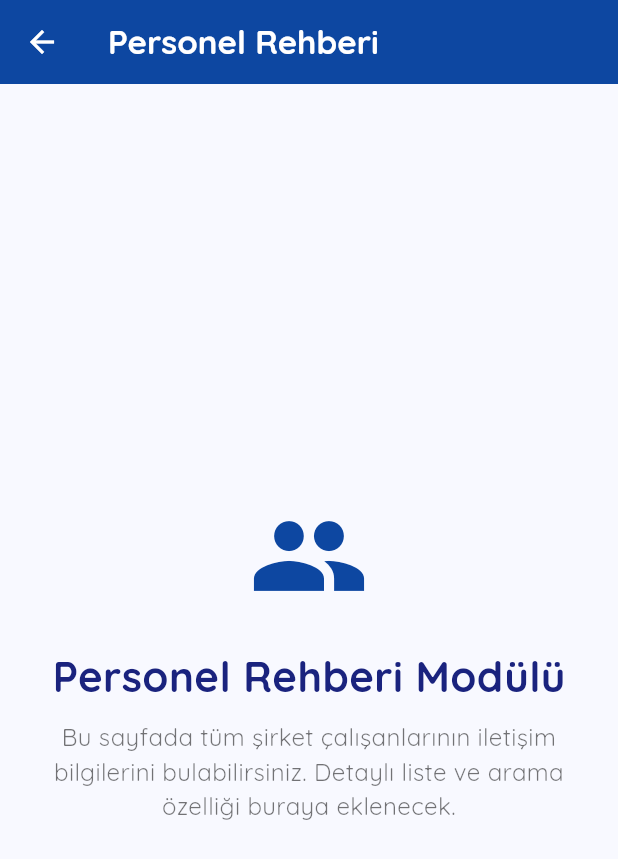
After one commit to begumsudeuslu/bib, a Flutter app: the EmployeeDirectoryPage screen opened directly, on a phone screen of 412 x 824 dp. The commit adds this screen. Shown: the top 859 px of the screen. Run offline on Flutter 3.47's test engine with Material 3 defaults, Android fonts, the phone set to English and light mode, and no system bars; our stand-ins replace google_fonts, table_calendar.

Commit message:
hr should be removed

```diff
--- a/lib/BusInBr/bottom_navigation.dart
+++ b/lib/BusInBr/bottom_navigation.dart
@@ -5,7 +5,6 @@ import 'about_us_page.dart';
 import 'projects_page.dart';
 import 'messages_page.dart';
 import 'announcements_page.dart';
-import 'hr_page.dart';
 
 class BIBBottomNavigationBar extends StatefulWidget {
   const BIBBottomNavigationBar({super.key});
@@ -40,7 +39,7 @@ class _BIBBottomNavigationBarState extends State<BIBBottomNavigationBar> {
         page = const AnnouncementsPage();
         break;
       case 5: // İK
-        page = const HrPage();
+        //page = const HrPage();
         break;
       case 6: // Hakkımızda
         page = const AboutUsPage();
--- /dev/null
+++ b/lib/BusInBr/employee_directory_page.dart
@@ -0,0 +1,54 @@
+// lib/BusInBr/employee_directory_page.dart
+
+import 'package:flutter/material.dart';
+
+class EmployeeDirectoryPage extends StatelessWidget {
+  const EmployeeDirectoryPage({super.key});
+
+  @override
+  Widget build(BuildContext context) {
+    return Scaffold(
+      appBar: AppBar(
+        title: const Text(
+          'Personel Rehberi',
+          style: TextStyle(color: Colors.white, fontWeight: FontWeight.bold),
+        ),
+        backgroundColor: const Color(0xFF0D47A1),
+        iconTheme: const IconThemeData(color: Colors.white),
+      ),
+      body: const Center(
+        child: Padding(
+          padding: EdgeInsets.all(16.0),
+          child: Column(
+            mainAxisAlignment: MainAxisAlignment.center,
+            children: [
+              Icon(
+                Icons.people,
+                size: 80,
+                color: Color(0xFF0D47A1),
+              ),
+              SizedBox(height: 20),
+              Text(
+                'Personel Rehberi Modülü',
+                style: TextStyle(
+                  fontSize: 28,
+                  fontWeight: FontWeight.bold,
+                  color: Color(0xFF1A237E),
+                ),
+              ),
+              SizedBox(height: 10),
+              Text(
+                'Bu sayfada tüm şirket çalışanlarının iletişim bilgilerini bulabilirsiniz. Detaylı liste ve arama özelliği buraya eklenecek.',
+                textAlign: TextAlign.center,
+                style: TextStyle(
+                  fontSize: 16,
+                  color: Colors.black54,
+                ),
+              ),
+            ],
+          ),
+        ),
+      ),
+    );
+  }
+}
--- a/lib/BusInBr/temp_bib.dart
+++ b/lib/BusInBr/temp_bib.dart
@@ -1,11 +1,5 @@
 import 'package:flutter/material.dart';
 import 'package:google_fonts/google_fonts.dart';
-import 'my_calendar.dart';
-import 'about_us_page.dart';
-import 'projects_page.dart';
-import 'announcements_page.dart';
-import 'messages_page.dart';
-import 'hr_page.dart';
 import 'bottom_navigation.dart';
 
 void main() {
```
Also changed, not shown: lib/BusInBr/hr_page.dart (deleted, +0 -49 lines), pubspec.lock.
